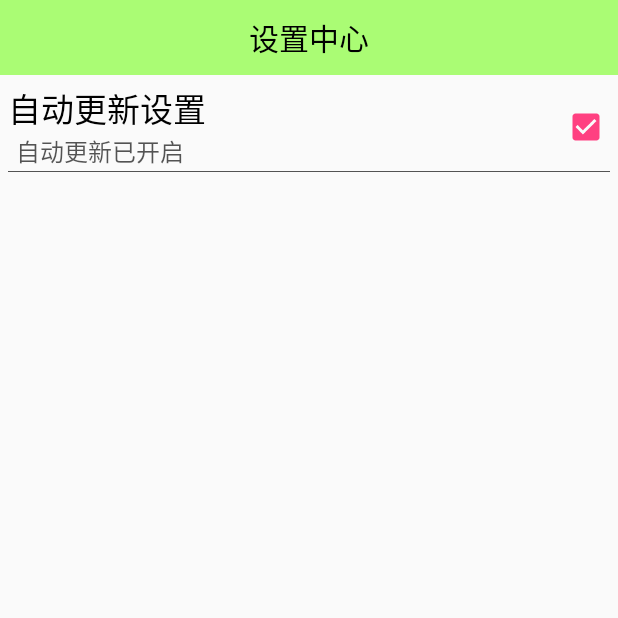
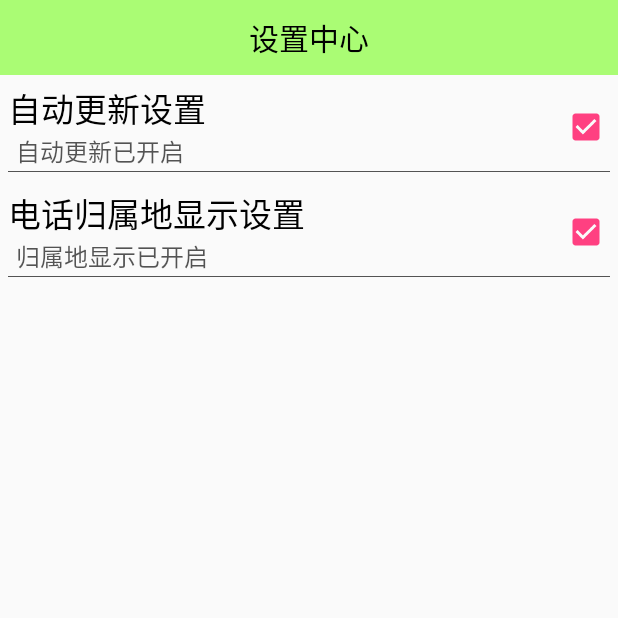
Before and after one commit to caofeifan/Mobilesafe, an Android app: the SettingActivity screen opened directly, with no data from a screen before it, on a phone screen of 412 x 824 dp, the top half of it. Run offline under Robolectric (Android 15) with nearby library versions, the phone set to English and light mode, and no system bars; our stand-ins replace ButterKnife.

Commit message:
第三次整体提交

```diff
--- a/app/src/main/AndroidManifest.xml
+++ b/app/src/main/AndroidManifest.xml
@@ -15,6 +15,7 @@
     <!-- GSP定位 -->
     <uses-permission android:name="android.permission.ACCESS_FINE_LOCATION" />
     <uses-permission android:name="android.permission.ACCESS_COARSE_LOCATION" />
+    <uses-permission android:name="android.permission.VIBRATE"/><!--振动器-->
 
     <application
         android:allowBackup="true"
@@ -66,6 +67,7 @@
         <activity android:name=".activity.ContactActivity" />
 
         <service android:name=".service.LocationService" />
+        <service android:name=".service.AddressService"/>
 
         <activity android:name=".activity.TransparentActivity" />
         <activity android:name=".activity.AToolsActivity" />
--- a/app/src/main/java/com/cff/mobilesafe/activity/AddressActivity.java
+++ b/app/src/main/java/com/cff/mobilesafe/activity/AddressActivity.java
@@ -7,6 +7,8 @@ import android.text.Editable;
 import android.text.TextUtils;
 import android.text.TextWatcher;
 import android.view.View;
+import android.view.animation.Animation;
+import android.view.animation.AnimationUtils;
 import android.widget.EditText;
 import android.widget.TextView;
 
@@ -66,6 +68,10 @@ public class AddressActivity extends BaseActivity {
             tvResult.setText(address);
         }else {
             showToast("电话号码不能为空");
+            Animation anim = AnimationUtils.loadAnimation(AddressActivity.this,R.anim.shake);
+            etNum.startAnimation(anim);
+            vibrate();
+            System.out.println("-------------------------");
         }
     }
 }
--- a/app/src/main/java/com/cff/mobilesafe/activity/SettingActivity.java
+++ b/app/src/main/java/com/cff/mobilesafe/activity/SettingActivity.java
@@ -1,11 +1,13 @@
 package com.cff.mobilesafe.activity;
 
+import android.content.Intent;
 import android.content.SharedPreferences;
 import android.os.Bundle;
 import android.util.Log;
 import android.view.View;
 
 import com.cff.mobilesafe.R;
+import com.cff.mobilesafe.service.AddressService;
 import com.cff.mobilesafe.view.SettingItemView;
 
 import butterknife.BindView;
@@ -16,33 +18,68 @@ public class SettingActivity extends BaseActivity {
 
     @BindView(R.id.sivUpdate)
     SettingItemView sivUpdate;
+    @BindView(R.id.sivAddress)
+    SettingItemView sivAddress;
     @Override
     protected void onCreate(Bundle savedInstanceState) {
         super.onCreate(savedInstanceState);
         setContentView(R.layout.activity_setting);
         getSupportActionBar().hide();
         ButterKnife.bind(this);
-        //默认为true
-        boolean atuoUpdate = mPref.getBoolean("auto_update",true);
-        if (atuoUpdate){
+        initUpdateView();
+        initAddressView();
+
+    }
+
+    /**
+     * 更新开启
+     */
+    public void initUpdateView() {
+        boolean atuoUpdate = mPref.getBoolean("auto_update", true);
+        if (atuoUpdate) {
             sivUpdate.setChecked(true);
-        }else {
+        } else {
             sivUpdate.setChecked(false);
         }
         sivUpdate.setOnClickListener(new View.OnClickListener() {
             @Override
             public void onClick(View v) {
-                if (sivUpdate.isChecked()){
+                if (sivUpdate.isChecked()) {
                     sivUpdate.setChecked(false);
-                    mPref.edit().putBoolean("auto_update",false).commit();
-                    Log.i(TAG, "onClick: --------"+mPref.getBoolean("auto_update",true));
-                }else {
+                    mPref.edit().putBoolean("auto_update", false).commit();
+                    Log.i(TAG, "onClick: --------" + mPref.getBoolean("auto_update", true));
+                } else {
                     sivUpdate.setChecked(true);
-                    mPref.edit().putBoolean("auto_update",true).commit();
-                    Log.i(TAG, "onClick: ++++++"+mPref.getBoolean("auto_update",true));
+                    mPref.edit().putBoolean("auto_update", true).commit();
+                    Log.i(TAG, "onClick: ++++++" + mPref.getBoolean("auto_update", true));
                 }
 
             }
         });
+}
+    /**
+     * 初始化归属地显示
+     */
+    public void initAddressView(){
+        boolean showAddress = mPref.getBoolean("show_address", true);
+        if (showAddress) {
+            sivAddress.setChecked(true);
+        } else {
+            sivAddress.setChecked(false);
+        }
+        sivAddress.setOnClickListener(new View.OnClickListener() {
+            @Override
+            public void onClick(View v) {
+                if (sivAddress.isChecked()){
+                    sivAddress.setChecked(false);
+                    stopService(new Intent(SettingActivity.this, AddressService.class));
+                    mPref.edit().putBoolean("show_address",false).commit();
+                }else {
+                    sivAddress.setChecked(true);
+                    startService(new Intent(SettingActivity.this, AddressService.class));
+                    mPref.edit().putBoolean("show_address",true).commit();
+                }
+            }
+        });
     }
 }
--- /dev/null
+++ b/app/src/main/res/anim/cycle_7.xml
@@ -0,0 +1,3 @@
+<?xml version="1.0" encoding="utf-8"?>
+<cycleInterpolator xmlns:android="http://schemas.android.com/apk/res/android"
+    android:cycles = "7"/>
--- a/app/src/main/res/layout/activity_setting.xml
+++ b/app/src/main/res/layout/activity_setting.xml
@@ -17,5 +17,12 @@
         cff:desc_off="自动更新已关闭"
         android:layout_width="match_parent"
         android:layout_height="wrap_content"/>
+    <com.cff.mobilesafe.view.SettingItemView
+        android:id="@+id/sivAddress"
+        cff:title="电话归属地显示设置"
+        cff:desc_on="归属地显示已开启"
+        cff:desc_off="归属地显示已关闭"
+        android:layout_width="match_parent"
+        android:layout_height="wrap_content"/>
 
 </LinearLayout>
```
Also changed, not shown: app/src/main/java/com/cff/mobilesafe/activity/BaseActivity.java (+11 -0 lines), app/src/main/java/com/cff/mobilesafe/service/AddressService.java (added, +62 -0 lines), app/src/main/java/com/cff/mobilesafe/utils/ServiceStateUtil.java (added, +33 -0 lines), app/src/main/res/anim/shake.xml (added, +7 -0 lines).
